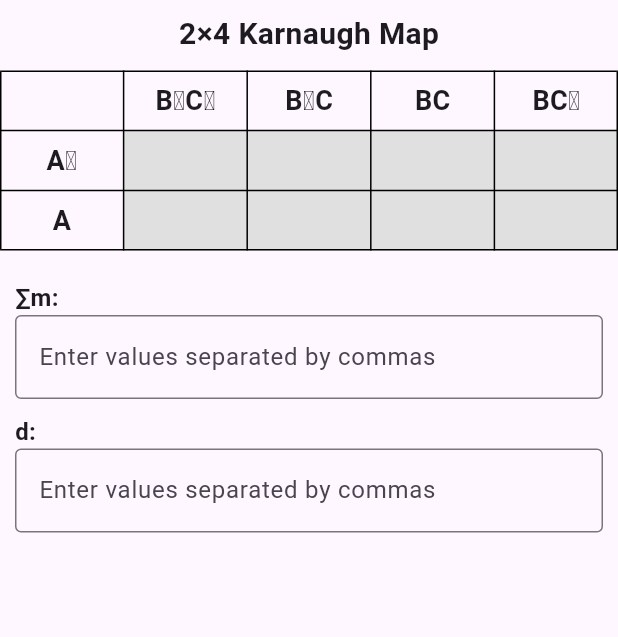
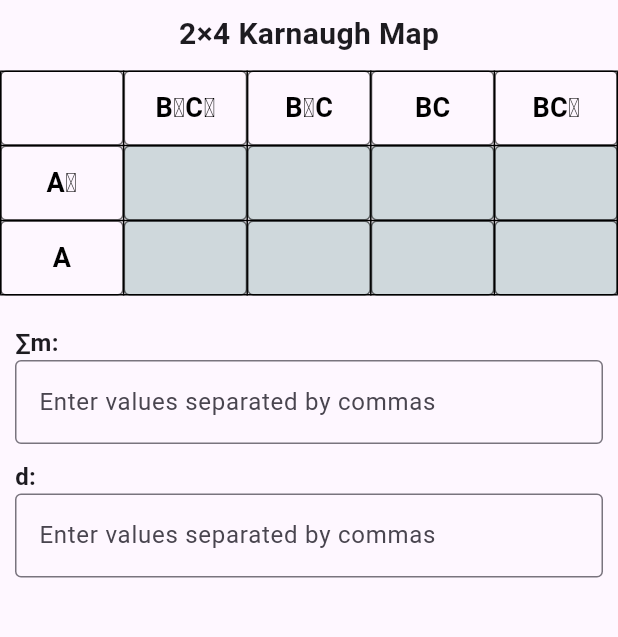
Before and after one commit to fedupGenJi/MAP-X, a Flutter app: the screen it shows after launch, after a tap on "2×2", after a tap on "2×4", on a phone screen of 412 x 824 dp, the part 72-709 px from its top. Run offline on Flutter 3.47's test engine with Material 3 defaults, Android fonts, the light colour scheme and no system bars.

Commit message:
change in grid

```diff
--- a/lib/home.dart
+++ b/lib/home.dart
@@ -1,6 +1,7 @@
 import 'package:flutter/material.dart';
 import 'package:flutter/services.dart';
 import 'kmap_2x4.dart';
+import 'kmap_4x4.dart';
 
 class CommaInputFormatter extends TextInputFormatter {
   @override
@@ -167,13 +168,21 @@ class _HomePageState extends State<HomePage> {
 
   Widget _buildCell(String text, [bool isValueCell = false]) {
     return Container(
-      height: 40,
-      width: 40,
+      height: 50,
+      width: 50,
       alignment: Alignment.center,
-      color: isValueCell ? Colors.grey[300] : Colors.transparent,
+      decoration: BoxDecoration(
+        color: isValueCell ? Colors.blueGrey[100] : Colors.transparent,
+        border: Border.all(color: Colors.black54, width: 1),
+        borderRadius: BorderRadius.circular(4),
+      ),
       child: Text(
         text,
-        style: const TextStyle(fontSize: 18, fontWeight: FontWeight.bold),
+        style: TextStyle(
+          fontSize: 18,
+          fontWeight: FontWeight.bold,
+          color: isValueCell ? Colors.black87 : Colors.black,
+        ),
       ),
     );
   }
@@ -217,6 +226,8 @@ class _HomePageState extends State<HomePage> {
             ? buildKMap()
             : selectedGrid == 2
                 ? KMap2x4()
+                : selectedGrid == 3
+                    ? KMap4x4()
                     : Text(
                         selectedGrid == -1
                             ? "Welcome to K Map Solver\n\nMini Project for Digital Logic"
--- a/lib/kmap_2x4.dart
+++ b/lib/kmap_2x4.dart
@@ -80,11 +80,13 @@ class _KMap2x4State extends State<KMap2x4> {
     });
   }
 
-  Widget _buildInputField(String label, TextEditingController controller, bool isPrime) {
+  Widget _buildInputField(
+      String label, TextEditingController controller, bool isPrime) {
     return Column(
       crossAxisAlignment: CrossAxisAlignment.start,
       children: [
-        Text(label, style: const TextStyle(fontSize: 16, fontWeight: FontWeight.bold)),
+        Text(label,
+            style: const TextStyle(fontSize: 16, fontWeight: FontWeight.bold)),
         TextField(
           controller: controller,
           inputFormatters: [CommaInputFormatter()],
@@ -153,13 +155,21 @@ class _KMap2x4State extends State<KMap2x4> {
 
   Widget _buildCell(String text, [bool isValueCell = false]) {
     return Container(
-      height: 40,
-      width: 40,
+      height: 50,
+      width: 50,
       alignment: Alignment.center,
-      color: isValueCell ? Colors.grey[300] : Colors.transparent,
+      decoration: BoxDecoration(
+        color: isValueCell ? Colors.blueGrey[100] : Colors.transparent,
+        border: Border.all(color: Colors.black54, width: 1),
+        borderRadius: BorderRadius.circular(4),
+      ),
       child: Text(
         text,
-        style: const TextStyle(fontSize: 18, fontWeight: FontWeight.bold),
+        style: TextStyle(
+          fontSize: 18,
+          fontWeight: FontWeight.bold,
+          color: isValueCell ? Colors.black87 : Colors.black,
+        ),
       ),
     );
   }
```
Lines whose indentation alone changed are shown as unchanged.
